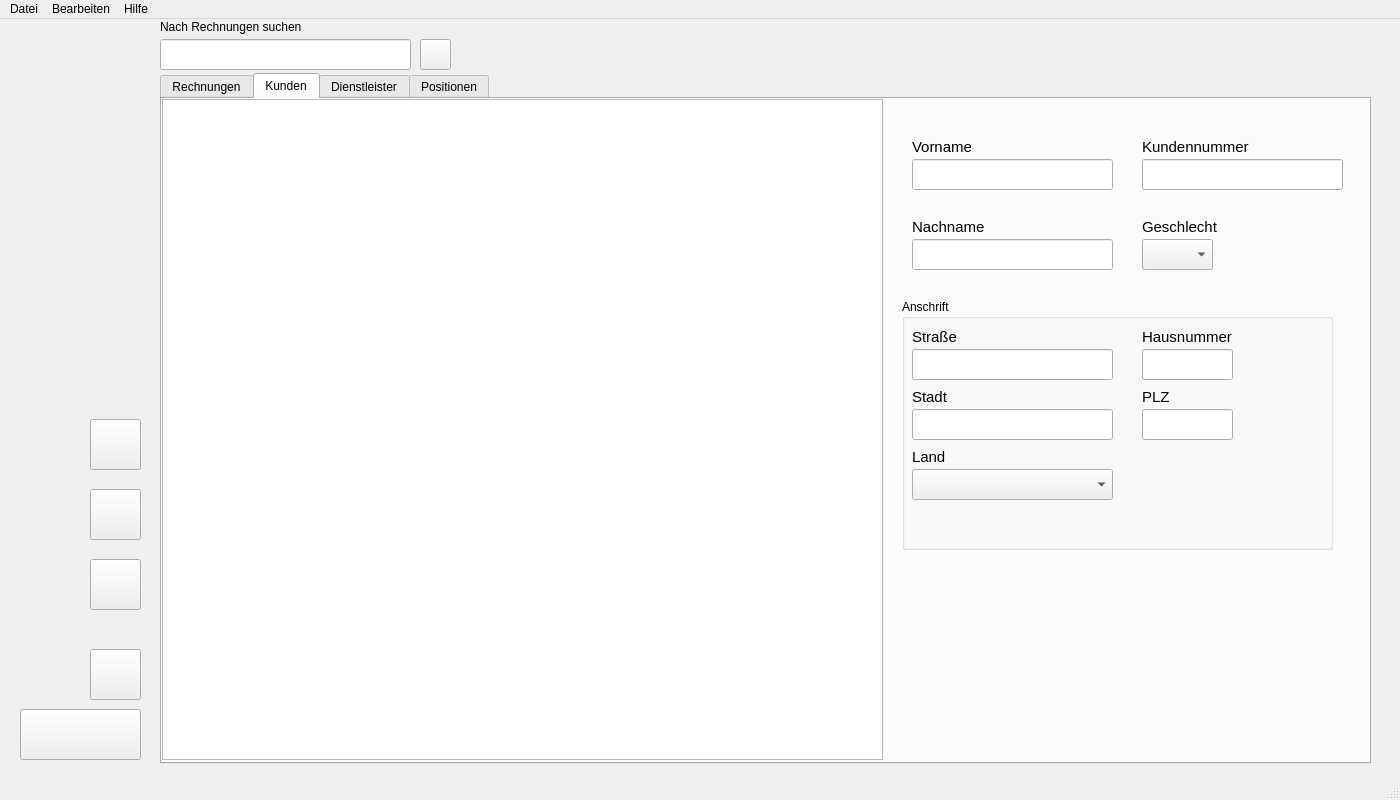
This is Qt/main.ui in SIMKCN/LF11-Projekt as Qt 5 draws it before an edit. The edited form follows.
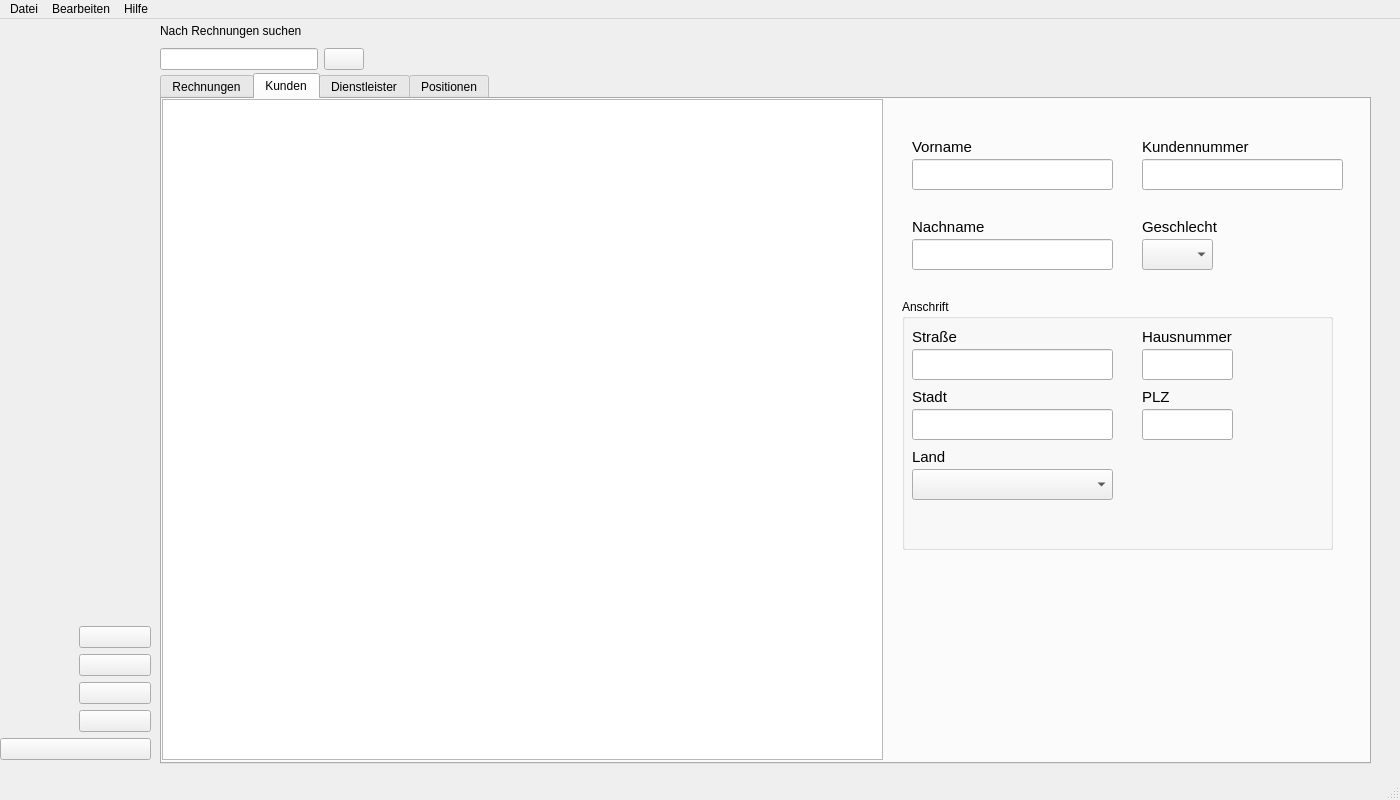
This is the edited form. The open tabs and pages were chosen to show the change. Icons and pictures are not drawn.

Commit message: UI Responisive machen

The edit to the form file:
```diff
--- a/Qt/main.ui
+++ b/Qt/main.ui
@@ -35,49 +35,6 @@
    <enum>Qt::ToolButtonStyle::ToolButtonFollowStyle</enum>
   </property>
   <widget class="QWidget" name="centralwidget">
-   <widget class="QLineEdit" name="tb_search_entries">
-    <property name="geometry">
-     <rect>
-      <x>160</x>
-      <y>20</y>
-      <width>251</width>
-      <height>31</height>
-     </rect>
-    </property>
-   </widget>
-   <widget class="QLabel" name="lbl_search_for">
-    <property name="geometry">
-     <rect>
-      <x>160</x>
-      <y>0</y>
-      <width>291</width>
-      <height>16</height>
-     </rect>
-    </property>
-    <property name="text">
-     <string>Nach Rechnungen suchen</string>
-    </property>
-   </widget>
-   <widget class="QPushButton" name="btn_search">
-    <property name="geometry">
-     <rect>
-      <x>420</x>
-      <y>20</y>
-      <width>31</width>
-      <height>31</height>
-     </rect>
-    </property>
-    <property name="styleSheet">
-     <string notr="true"/>
-    </property>
-    <property name="text">
-     <string/>
-    </property>
-    <property name="icon">
-     <iconset>
-      <normaloff>icons/search.png</normaloff>icons/search.png</iconset>
-    </property>
-   </widget>
    <widget class="QTabWidget" name="tabWidget">
     <property name="geometry">
      <rect>
@@ -1393,15 +1350,121 @@
      </widget>
     </widget>
    </widget>
+   <widget class="QLabel" name="lbl_eintrag_erstellt_datum">
+    <property name="geometry">
+     <rect>
+      <x>1200</x>
+      <y>50</y>
+      <width>171</width>
+      <height>20</height>
+     </rect>
+    </property>
+    <property name="font">
+     <font>
+      <pointsize>11</pointsize>
+     </font>
+    </property>
+    <property name="text">
+     <string/>
+    </property>
+   </widget>
+   <widget class="QWidget" name="gridLayoutWidget">
+    <property name="geometry">
+     <rect>
+      <x>160</x>
+      <y>0</y>
+      <width>361</width>
+      <height>51</height>
+     </rect>
+    </property>
+    <layout class="QGridLayout" name="gridLayout">
+     <item row="2" column="0">
+      <widget class="QLineEdit" name="tb_search_entries">
+       <property name="sizePolicy">
+        <sizepolicy hsizetype="Expanding" vsizetype="Expanding">
+         <horstretch>0</horstretch>
+         <verstretch>0</verstretch>
+        </sizepolicy>
+       </property>
+      </widget>
+     </item>
+     <item row="1" column="0">
+      <widget class="QLabel" name="lbl_search_for">
+       <property name="sizePolicy">
+        <sizepolicy hsizetype="Expanding" vsizetype="Expanding">
+         <horstretch>0</horstretch>
+         <verstretch>0</verstretch>
+        </sizepolicy>
+       </property>
+       <property name="text">
+        <string>Nach Rechnungen suchen</string>
+       </property>
+      </widget>
+     </item>
+     <item row="2" column="1">
+      <widget class="QPushButton" name="btn_search">
+       <property name="sizePolicy">
+        <sizepolicy hsizetype="Minimum" vsizetype="Expanding">
+         <horstretch>0</horstretch>
+         <verstretch>0</verstretch>
+        </sizepolicy>
+       </property>
+       <property name="styleSheet">
+        <string notr="true"/>
+       </property>
+       <property name="text">
+        <string/>
+       </property>
+       <property name="icon">
+        <iconset>
+         <normaloff>icons/search.png</normaloff>icons/search.png</iconset>
+       </property>
+      </widget>
+     </item>
+     <item row="2" column="2">
+      <spacer name="horizontalSpacer">
+       <property name="orientation">
+        <enum>Qt::Orientation::Horizontal</enum>
+       </property>
+       <property name="sizeHint" stdset="0">
+        <size>
+         <width>40</width>
+         <height>20</height>
+        </size>
+       </property>
+      </spacer>
+     </item>
+    </layout>
+   </widget>
+   <widget class="QWidget" name="gridLayoutWidget_2">
+    <property name="geometry">
+     <rect>
+      <x>0</x>
+      <y>0</y>
+      <width>151</width>
+      <height>741</height>
+     </rect>
+    </property>
+    <layout class="QGridLayout" name="gridLayout_2">
+     <item row="3" column="1">
+      <widget class="QPushButton" name="btn_rechnung_exportieren">
+       <property name="text">
+        <string/>
+       </property>
+       <property name="icon">
+        <iconset>
+         <normaloff>icons/file-export.png</normaloff>icons/file-export.png</iconset>
+       </property>
+       <property name="iconSize">
+        <size>
+         <width>32</width>
+         <height>32</height>
+        </size>
+       </property>
+      </widget>
+     </item>
+     <item row="2" column="1">
    <widget class="QPushButton" name="btn_eintrag_loeschen">
-    <property name="geometry">
-     <rect>
-      <x>90</x>
-      <y>470</y>
-      <width>51</width>
-      <height>51</height>
-     </rect>
-    </property>
     <property name="text">
      <string/>
     </property>
@@ -1416,15 +1479,9 @@
      </size>
     </property>
    </widget>
+     </item>
+     <item row="1" column="1">
    <widget class="QPushButton" name="btn_eintrag_hinzufuegen">
-    <property name="geometry">
-     <rect>
-      <x>90</x>
-      <y>400</y>
-      <width>51</width>
-      <height>51</height>
-     </rect>
-    </property>
     <property name="text">
      <string/>
     </property>
@@ -1439,56 +1496,9 @@
      </size>
     </property>
    </widget>
-   <widget class="QPushButton" name="btn_rechnung_exportieren">
-    <property name="geometry">
-     <rect>
-      <x>90</x>
-      <y>540</y>
-      <width>51</width>
-      <height>51</height>
-     </rect>
-    </property>
-    <property name="text">
-     <string/>
-    </property>
-    <property name="icon">
-     <iconset>
-      <normaloff>icons/file-export.png</normaloff>icons/file-export.png</iconset>
-    </property>
-    <property name="iconSize">
-     <size>
-      <width>32</width>
-      <height>32</height>
-     </size>
-    </property>
-   </widget>
-   <widget class="QLabel" name="lbl_eintrag_erstellt_datum">
-    <property name="geometry">
-     <rect>
-      <x>1200</x>
-      <y>50</y>
-      <width>171</width>
-      <height>20</height>
-     </rect>
-    </property>
-    <property name="font">
-     <font>
-      <pointsize>11</pointsize>
-     </font>
-    </property>
-    <property name="text">
-     <string/>
-    </property>
-   </widget>
+     </item>
+     <item row="6" column="0" colspan="2">
    <widget class="QPushButton" name="btn_eintrag_speichern">
-    <property name="geometry">
-     <rect>
-      <x>20</x>
-      <y>690</y>
-      <width>121</width>
-      <height>51</height>
-     </rect>
-    </property>
     <property name="toolTip">
      <string/>
     </property>
@@ -1509,15 +1519,9 @@
      </size>
     </property>
    </widget>
+     </item>
+     <item row="4" column="1">
    <widget class="QPushButton" name="btn_felder_leeren">
-    <property name="geometry">
-     <rect>
-      <x>90</x>
-      <y>630</y>
-      <width>51</width>
-      <height>51</height>
-     </rect>
-    </property>
     <property name="toolTip">
      <string/>
     </property>
@@ -1537,6 +1541,25 @@
       <height>32</height>
      </size>
     </property>
+      </widget>
+     </item>
+     <item row="0" column="1">
+      <spacer name="verticalSpacer">
+       <property name="orientation">
+        <enum>Qt::Orientation::Vertical</enum>
+       </property>
+       <property name="sizeType">
+        <enum>QSizePolicy::Policy::Expanding</enum>
+       </property>
+       <property name="sizeHint" stdset="0">
+        <size>
+         <width>20</width>
+         <height>200</height>
+        </size>
+       </property>
+      </spacer>
+     </item>
+    </layout>
    </widget>
   </widget>
   <widget class="QStatusBar" name="statusbar"/>
```
Left out of the diff: 4 changed lines with no effect on the pictures. Lines whose indentation alone changed are shown as unchanged. The commit also changes 7 other files.
